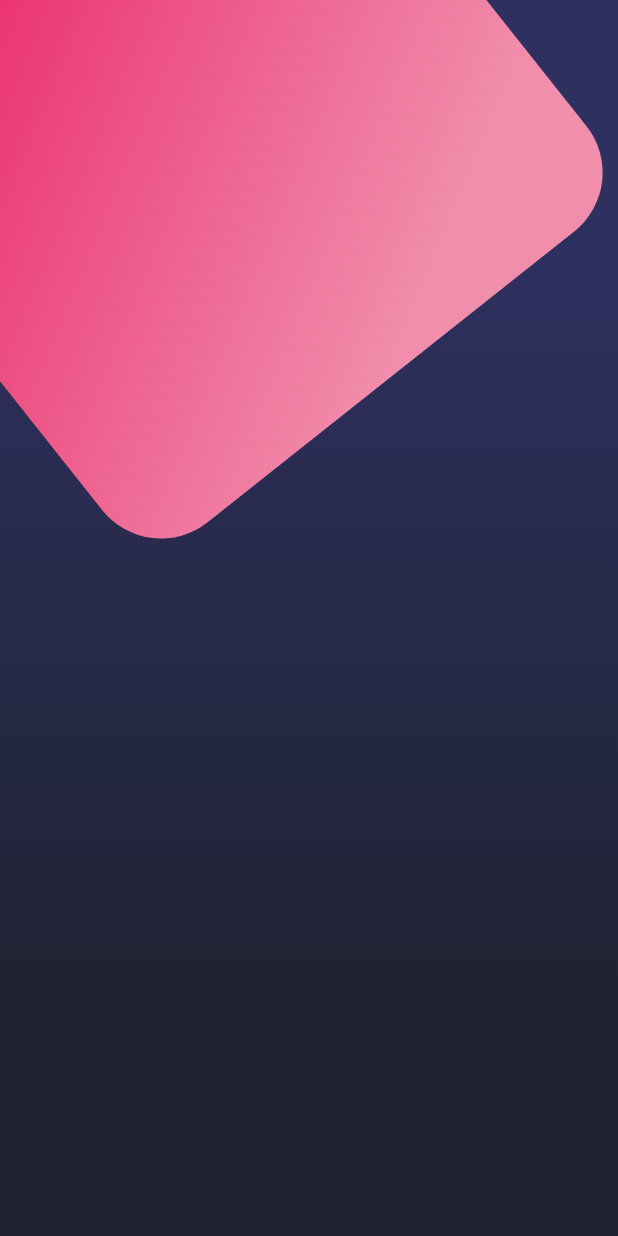
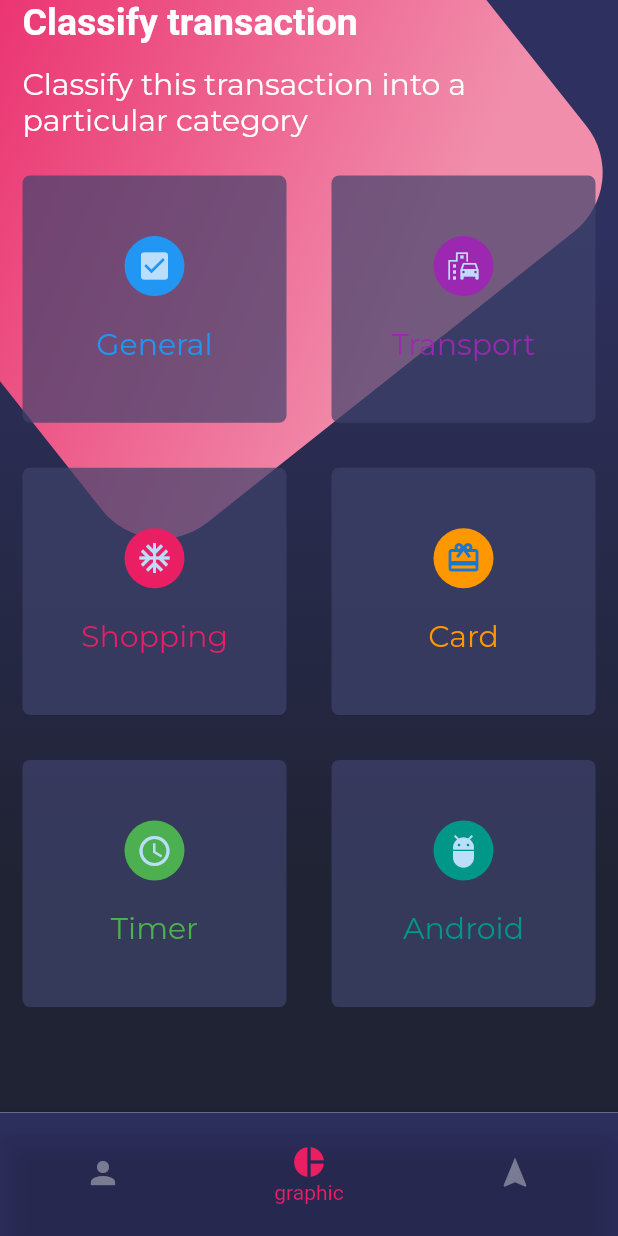
Before and after one commit to Metamorfosisdev/ios-test, a Flutter app: the screen it shows after launch, on a phone screen of 412 x 824 dp. Run offline on Flutter 3.47's test engine with Material 2 defaults, Android fonts, the phone set to English and light mode, and no system bars; our stand-ins replace google_fonts.

Commit message:
card_table, page_title and fixes

```diff
--- a/lib/main.dart
+++ b/lib/main.dart
@@ -1,4 +1,6 @@
 import 'package:flutter/material.dart';
+import 'package:flutter/services.dart';
+
 import 'package:flutter_layouts/screens/screens.dart';
 
 void main() => runApp(const MyApp());
@@ -8,6 +10,7 @@ class MyApp extends StatelessWidget {
 
   @override
   Widget build(BuildContext context) {
+    SystemChrome.setSystemUIOverlayStyle(SystemUiOverlayStyle.light);
     return MaterialApp(
       debugShowCheckedModeBanner: false,
       title: 'Flutter layout demo',
--- a/lib/screens/home_screen.dart
+++ b/lib/screens/home_screen.dart
@@ -6,10 +6,35 @@ class HomeScreen extends StatelessWidget {
 
   @override
   Widget build(BuildContext context) {
-    return Stack(
-      children: [
-        BackGroundScreen(),
-      ],
+    return Scaffold(
+      body: Stack(
+        children: const [
+          BackGroundScreen(),
+          _HomeBody(),
+        ],
+      ),
+      bottomNavigationBar: const CustomNavigation(),
     );
   }
 }
+
+class _HomeBody extends StatelessWidget {
+  const _HomeBody({
+    Key? key,
+  }) : super(key: key);
+
+  @override
+  Widget build(BuildContext context) {
+    return SingleChildScrollView(
+      physics: const BouncingScrollPhysics(),
+      child: Column(
+        children: const [
+          PageTitle(),
+          SizedBox(height: 10),
+          CardTable(),
+          //SizedBox(height: 10),
+        ],
+      ),
+    );
+  }
+}
--- /dev/null
+++ b/lib/widgets/card_table.dart
@@ -0,0 +1,77 @@
+import 'package:flutter/material.dart';
+import 'package:google_fonts/google_fonts.dart';
+
+class CardTable extends StatelessWidget {
+  const CardTable({Key? key}) : super(key: key);
+
+  @override
+  Widget build(BuildContext context) {
+    return Table(
+      children: const <TableRow>[
+        TableRow(children: [
+          _SingleCard(
+              icon: Icons.check_box, text: 'General', color: Colors.blue),
+          _SingleCard(
+              icon: Icons.emoji_transportation,
+              text: 'Transport',
+              color: Colors.purple),
+        ]),
+        TableRow(children: [
+          _SingleCard(
+              icon: Icons.ac_unit_sharp, text: 'Shopping', color: Colors.pink),
+          _SingleCard(
+              icon: Icons.card_giftcard_outlined,
+              text: 'Card',
+              color: Colors.orange),
+        ]),
+        TableRow(children: [
+          _SingleCard(
+              icon: Icons.access_time_outlined,
+              text: 'Timer',
+              color: Colors.green),
+          _SingleCard(
+              icon: Icons.adb_rounded, text: 'Android', color: Colors.teal),
+        ]),
+      ],
+    );
+  }
+}
+
+class _SingleCard extends StatelessWidget {
+  final IconData icon;
+  final String text;
+  final Color color;
+  const _SingleCard({
+    Key? key,
+    required this.icon,
+    required this.text,
+    required this.color,
+  }) : super(key: key);
+
+  @override
+  Widget build(BuildContext context) {
+    final Size size = MediaQuery.of(context).size;
+    return Container(
+      margin: const EdgeInsets.symmetric(horizontal: 15, vertical: 15),
+      height: size.height * 0.2,
+      decoration: BoxDecoration(
+        color: const Color.fromRGBO(62, 66, 107, 0.7),
+        borderRadius: BorderRadius.circular(5),
+      ),
+      child: Column(
+        mainAxisAlignment: MainAxisAlignment.center,
+        children: [
+          CircleAvatar(
+            backgroundColor: color,
+            child: Icon(icon),
+          ),
+          const SizedBox(height: 20),
+          Text(
+            text,
+            style: GoogleFonts.montserrat(fontSize: 20, color: color),
+          ),
+        ],
+      ),
+    );
+  }
+}
--- /dev/null
+++ b/lib/widgets/home_bottom.dart
@@ -0,0 +1,37 @@
+import 'package:flutter/material.dart';
+
+class CustomNavigation extends StatelessWidget {
+  const CustomNavigation({Key? key}) : super(key: key);
+
+  @override
+  Widget build(BuildContext context) {
+    final Size size = MediaQuery.of(context).size;
+    return Container(
+      height: size.height * 0.1,
+      decoration: const BoxDecoration(
+        color: Color(0xff2E305F),
+      ),
+      child: BottomNavigationBar(
+        showUnselectedLabels: false,
+        unselectedItemColor: Colors.white38,
+        selectedItemColor: Colors.pink,
+        backgroundColor: const Color(0xff2E305F).withOpacity(0.4),
+        currentIndex: 1,
+        items: const [
+          BottomNavigationBarItem(
+            icon: Icon(Icons.person),
+            label: 'person',
+          ),
+          BottomNavigationBarItem(
+            icon: Icon(Icons.pie_chart),
+            label: 'graphic',
+          ),
+          BottomNavigationBarItem(
+            icon: Icon(Icons.navigation),
+            label: 'navigation',
+          ),
+        ],
+      ),
+    );
+  }
+}
--- /dev/null
+++ b/lib/widgets/page_title.dart
@@ -0,0 +1,42 @@
+import 'package:flutter/material.dart';
+import 'package:google_fonts/google_fonts.dart';
+
+class PageTitle extends StatelessWidget {
+  const PageTitle({Key? key}) : super(key: key);
+
+  @override
+  Widget build(BuildContext context) {
+    return SafeArea(
+      bottom: false,
+      child: Padding(
+        padding: const EdgeInsets.symmetric(horizontal: 15),
+        child: Column(
+          crossAxisAlignment: CrossAxisAlignment.start,
+          children: [
+            RichText(
+              text: const TextSpan(
+                text: 'Classify transaction',
+                style: TextStyle(
+                  fontSize: 25,
+                  fontWeight: FontWeight.bold,
+                  fontStyle: FontStyle.normal,
+                ),
+              ),
+            ),
+            const SizedBox(
+              height: 15,
+            ),
+            RichText(
+              overflow: TextOverflow.fade,
+              maxLines: 2,
+              text: TextSpan(
+                text: 'Classify this transaction into a particular category',
+                style: GoogleFonts.montserrat(fontSize: 20),
+              ),
+            )
+          ],
+        ),
+      ),
+    );
+  }
+}
--- a/lib/widgets/widgets.dart
+++ b/lib/widgets/widgets.dart
@@ -1,3 +1,5 @@
 export 'package:flutter_layouts/screens/screens.dart';
-
 export 'package:flutter_layouts/widgets/background.dart';
+export 'package:flutter_layouts/widgets/card_table.dart';
+export 'package:flutter_layouts/widgets/home_bottom.dart';
+export 'package:flutter_layouts/widgets/page_title.dart';
--- a/pubspec.yaml
+++ b/pubspec.yaml
@@ -27,6 +27,7 @@ environment:
 # the latest version available on pub.dev. To see which dependencies have newer
 # versions available, run `flutter pub outdated`.
 dependencies:
+  google_fonts: ^3.0.1
   flutter:
     sdk: flutter
 
```
Also changed, not shown: pubspec.lock, 1 other file.
